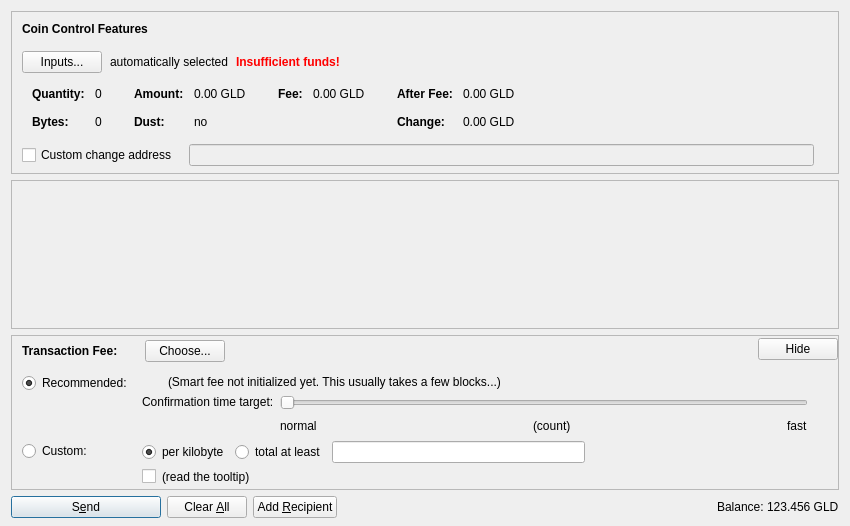
Above: src/qt/forms/sendcoinsdialog.ui from goldcoin/goldcoin before the change. Below: the same form after it.
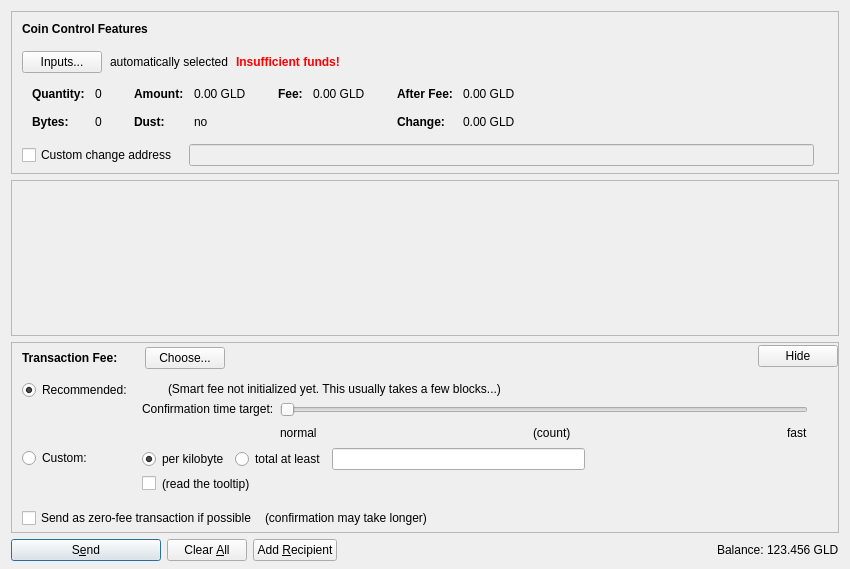
That is the form after the change. Icons and pictures are not drawn. Custom widgets are drawn as their Qt base class.

Commit message: Fees (#15):  Add checkbox to send zero-fee fee transactions by temporarily setting fSendFreeTransactions=true

Diff of the .ui file:
```diff
--- a/src/qt/forms/sendcoinsdialog.ui
+++ b/src/qt/forms/sendcoinsdialog.ui
@@ -7,7 +7,7 @@
     <x>0</x>
     <y>0</y>
     <width>850</width>
-    <height>526</height>
+    <height>569</height>
    </rect>
   </property>
   <property name="windowTitle">
@@ -587,8 +587,8 @@
        <rect>
         <x>0</x>
         <y>0</y>
-        <width>830</width>
-        <height>104</height>
+        <width>832</width>
+        <height>70</height>
        </rect>
       </property>
       <layout class="QVBoxLayout" name="verticalLayout_2" stretch="0,1">
@@ -665,7 +665,7 @@
        <number>0</number>
       </property>
       <item>
-       <layout class="QVBoxLayout" name="verticalLayoutFee2" stretch="0,0,0">
+       <layout class="QVBoxLayout" name="verticalLayoutFee2" stretch="0,0,0,0">
         <property name="spacing">
          <number>0</number>
         </property>
@@ -1169,11 +1169,51 @@
           <property name="sizeHint" stdset="0">
            <size>
             <width>800</width>
-            <height>1</height>
+            <height>13</height>
            </size>
           </property>
          </spacer>
         </item>
+        <item>
+         <layout class="QHBoxLayout" name="horizontalLayoutFee5" stretch="0,0,0">
+             <property name="spacing">
+              <number>8</number>
+             </property>
+             <property name="bottomMargin">
+              <number>4</number>
+             </property>
+             <item>
+              <widget class="QCheckBox" name="checkBoxFreeTx">
+               <property name="text">
+                <string>Send as zero-fee transaction if possible</string>
+               </property>
+              </widget>
+             </item>
+             <item>
+              <widget class="QLabel" name="labelFreeTx">
+               <property name="text">
+                <string>(confirmation may take longer)</string>
+               </property>
+               <property name="margin">
+                <number>5</number>
+               </property>
+              </widget>
+             </item>
+             <item>
+              <spacer name="horizontalSpacerFee5">
+               <property name="orientation">
+                <enum>Qt::Horizontal</enum>
+               </property>
+               <property name="sizeHint" stdset="0">
+                <size>
+                 <width>1</width>
+                 <height>1</height>
+                </size>
+               </property>
+              </spacer>
+             </item>
+            </layout>
+        </item>
        </layout>
       </item>
      </layout>
```
Left out of the diff: 60 changed lines with no effect on the pictures. The commit also changes 1 other file.
